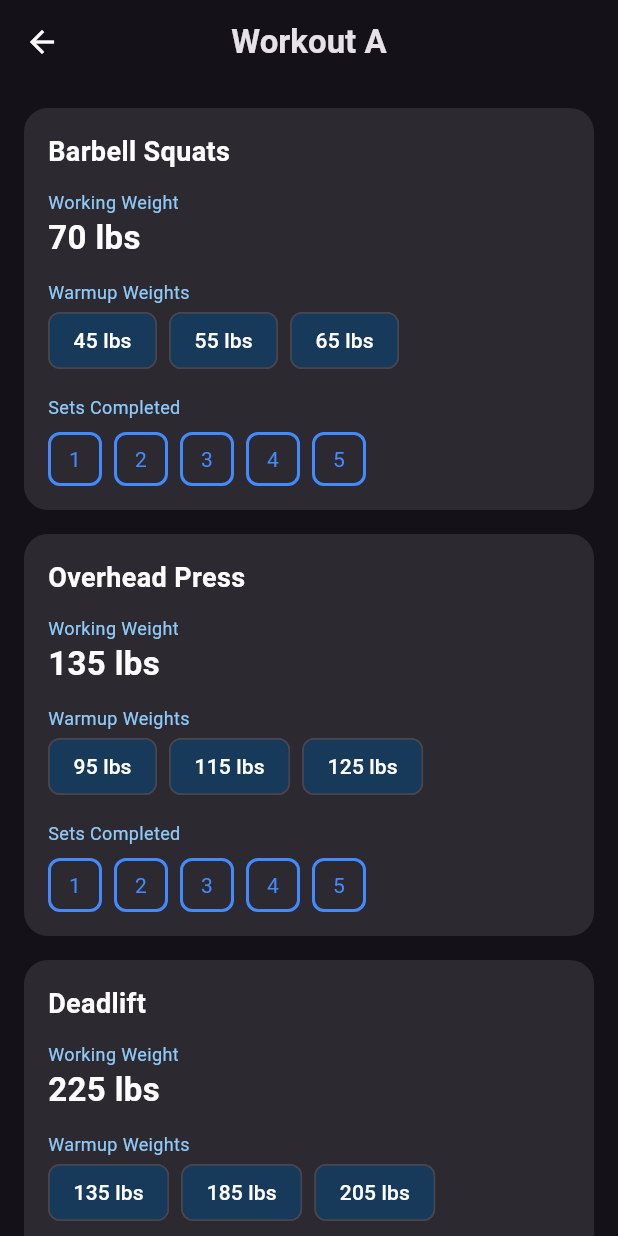
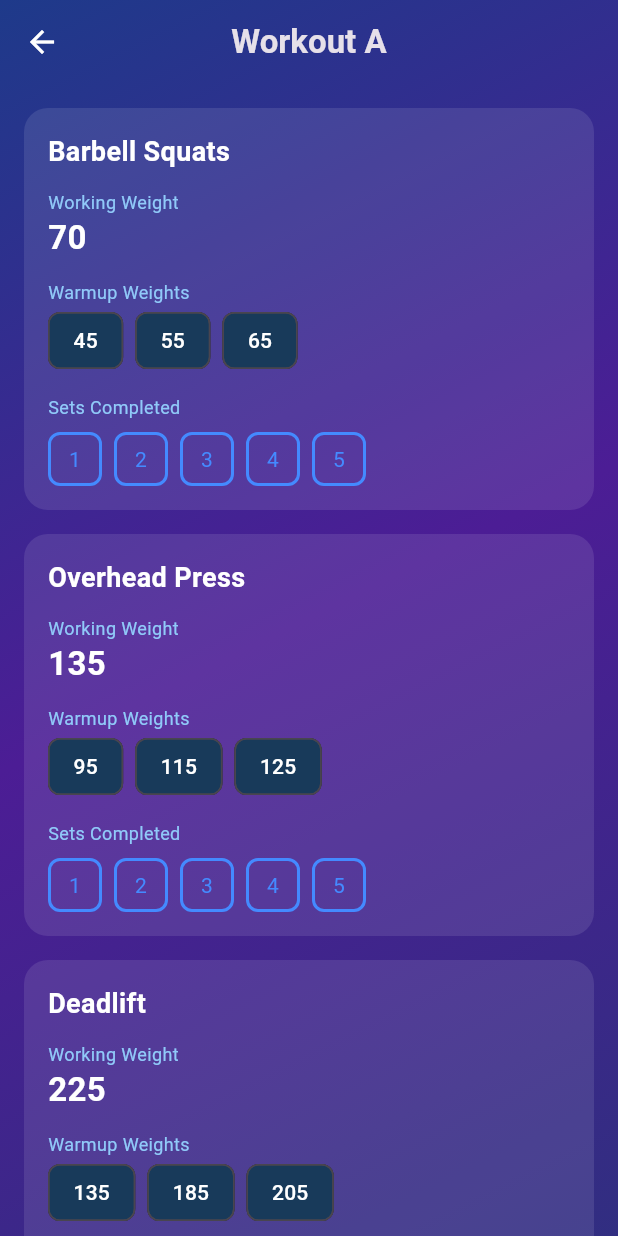
Before and after one commit to c3hmke/trackrinatr, a Flutter app: the screen it shows after launch, after a tap on "Start Next Workout", on a phone screen of 412 x 824 dp. Run offline on Flutter 3.47's test engine with Material 3 defaults, Android fonts, the phone set to English and light mode, and no system bars.

Commit message:
Add GradientBackground widget

```diff
--- a/lib/main.dart
+++ b/lib/main.dart
@@ -1,7 +1,5 @@
 import 'package:flutter/material.dart';
 import 'package:trackrinatr/screens/home_screen.dart';
-import 'package:trackrinatr/models/workout.dart';
-import 'package:trackrinatr/models/exercise.dart';
 
 void main() {
   runApp(const WorkoutApp());
@@ -15,15 +13,7 @@ class WorkoutApp extends StatelessWidget {
     return MaterialApp(
       debugShowCheckedModeBanner: false,
       title: 'Workout Tracker',
-      theme: ThemeData.dark().copyWith(
-        scaffoldBackgroundColor: const LinearGradient(
-          colors: [Colors.blue, Colors.purple, Colors.indigo],
-          begin: Alignment.topLeft,
-          end: Alignment.bottomRight,
-        ).createShader(Rect.fromLTWH(0, 0, 200, 200)) == null
-            ? Colors.black
-            : ThemeData.dark().scaffoldBackgroundColor,
-      ),
+      theme: ThemeData.dark().copyWith(scaffoldBackgroundColor: Colors.transparent),
       home: const HomeScreen(),
     );
   }
--- a/lib/screens/exercise_screen.dart
+++ b/lib/screens/exercise_screen.dart
@@ -1,5 +1,6 @@
 import 'package:flutter/material.dart';
 import 'package:trackrinatr/models/workout.dart';
+import 'package:trackrinatr/widgets/gradient_background.dart';
 
 class ExerciseScreen extends StatefulWidget {
   final Workout workout;
@@ -12,7 +13,9 @@ class ExerciseScreen extends StatefulWidget {
 class _ExerciseScreenState extends State<ExerciseScreen> {
   @override
   Widget build(BuildContext context) {
-    return Scaffold(
+    return GradientBackground(
+      child: Scaffold(
+        backgroundColor: Colors.transparent,
         appBar: AppBar(
           backgroundColor: Colors.transparent,
           elevation: 0,
@@ -48,7 +51,7 @@ class _ExerciseScreenState extends State<ExerciseScreen> {
                     const SizedBox(height: 12),
                     Text("Working Weight",
                         style: TextStyle(color: Colors.blue[200], fontSize: 12)),
-                  Text("${exercise.currentWeight} lbs",
+                    Text("${exercise.currentWeight}",
                         style: const TextStyle(
                             fontSize: 22,
                             fontWeight: FontWeight.bold,
@@ -60,7 +63,7 @@ class _ExerciseScreenState extends State<ExerciseScreen> {
                       spacing: 8,
                       children: exercise.warmups
                           .map((w) => Chip(
-                      label: Text("$w lbs",
+                        label: Text("$w",
                             style: const TextStyle(color: Colors.white)),
                         backgroundColor: Colors.blue.withOpacity(0.3),
                       ))
@@ -129,6 +132,6 @@ class _ExerciseScreenState extends State<ExerciseScreen> {
             )
           ],
         ),
-    );
+    ));
   }
 }
--- a/lib/screens/home_screen.dart
+++ b/lib/screens/home_screen.dart
@@ -2,6 +2,7 @@ import 'package:flutter/material.dart';
 import 'package:trackrinatr/screens/exercise_screen.dart';
 import 'package:trackrinatr/models/workout.dart';
 import 'package:trackrinatr/models/exercise.dart';
+import 'package:trackrinatr/widgets/gradient_background.dart';
 
 
 class HomeScreen extends StatefulWidget {
@@ -51,7 +52,9 @@ class _HomeScreenState extends State<HomeScreen> {
   Widget build(BuildContext context) {
     final nextWorkout = getNextWorkout();
 
-    return Scaffold(
+    return GradientBackground(
+        child: Scaffold(
+          backgroundColor: Colors.transparent,
           body: SafeArea(
             child: Padding(
               padding: const EdgeInsets.all(16),
@@ -156,6 +159,7 @@ class _HomeScreenState extends State<HomeScreen> {
               ),
             ),
       ),
+    )
     );
   }
 }
--- /dev/null
+++ b/lib/widgets/gradient_background.dart
@@ -0,0 +1,20 @@
+import 'package:flutter/material.dart';
+
+class GradientBackground extends StatelessWidget {
+  final Widget child;
+  const GradientBackground({super.key, required this.child});
+
+  @override
+  Widget build(BuildContext context) {
+    return Container(
+      decoration: const BoxDecoration(
+        gradient: LinearGradient(
+          colors: [Color(0xFF1e3a8a), Color(0xFF4c1d95), Color(0xFF312e81)],
+          begin: Alignment.topLeft,
+          end: Alignment.bottomRight,
+        ),
+      ),
+      child: child,
+    );
+  }
+}
```
Lines whose indentation alone changed are shown as unchanged.
